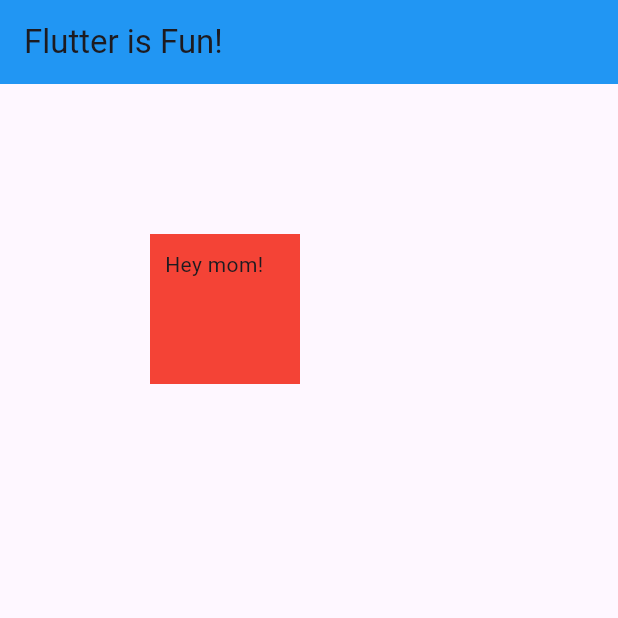
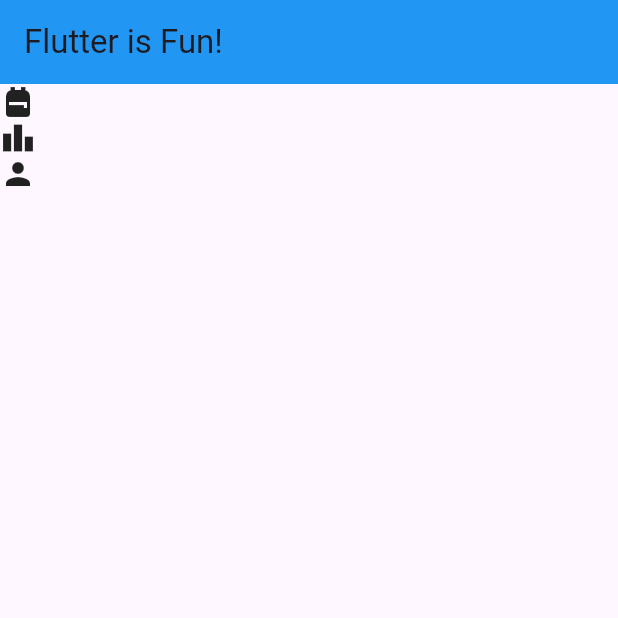
Before and after one commit to havardekodehode/fireshipfluttertutorialapp1, a Flutter app: the screen it shows after launch, on a phone screen of 412 x 824 dp, the top half of it. Run offline on Flutter 3.47's test engine with Material 3 defaults, Android fonts, the phone set to English and light mode, and no system bars.

Commit message:
Rows and columns, mainAxis- and crossAxisAlignment

```diff
--- a/lib/main.dart
+++ b/lib/main.dart
@@ -1,7 +1,7 @@
 import 'package:flutter/material.dart';
 
 void main() {
-  runApp(MyApp());
+  runApp(const MyApp());
 }
 
 class MyApp extends StatelessWidget {
@@ -11,19 +11,17 @@
   Widget build(BuildContext context) {
     return MaterialApp(
       home: Scaffold(
-        appBar: AppBar(
-          backgroundColor: Colors.blue,
-          title: const Text('Flutter is Fun!'),
-        ),
-        body: Container(
-          child: const Text('Hey mom!'),
-          margin: EdgeInsets.all(100),
-          padding: EdgeInsets.all(10),
-          color: Colors.red,
-          height: 100,
-          width: 100,
-        ),
-      ),
+          appBar: AppBar(
+            backgroundColor: Colors.blue,
+            title: const Text('Flutter is Fun!'),
+          ),
+          body: Column(
+            children: [
+              Icon(Icons.backpack),
+              Icon(Icons.leaderboard),
+              Icon(Icons.person),
+            ],
+          )),
     );
   }
 }
```
